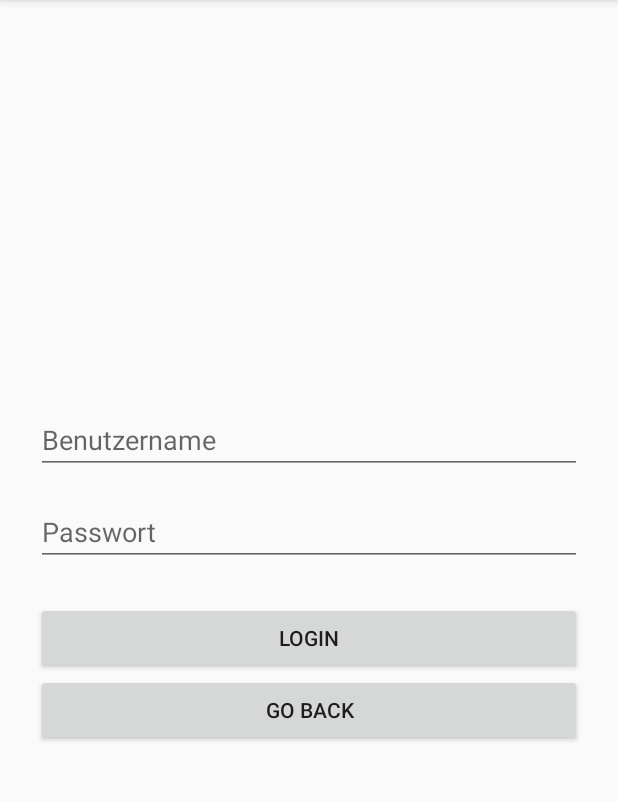
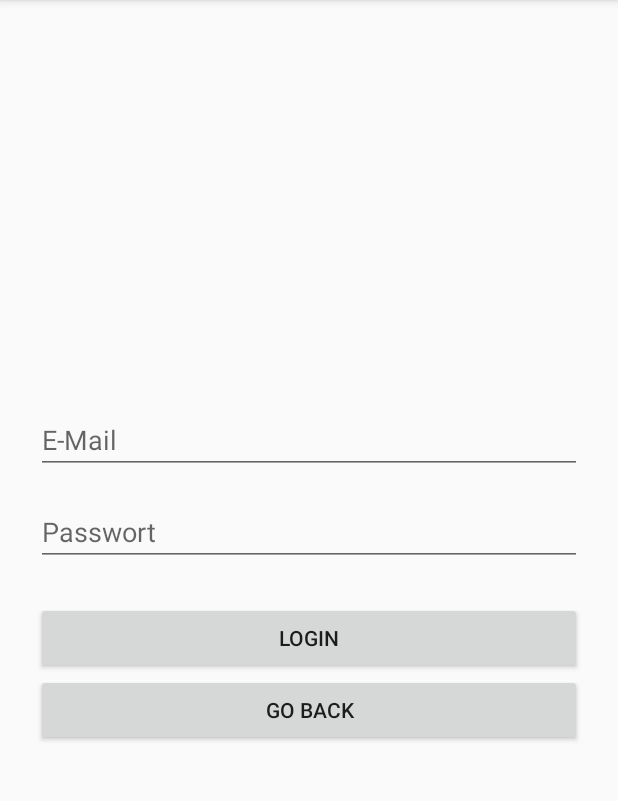
Before and after one commit to JanBusson/Greend-for-Android, an Android app built with Jetpack Compose: the fragment LoginFragment placed in its activity, after a tap on "LOGIN", on a phone screen of 412 x 824 dp, the part 84-885 px from its top. Run offline under Robolectric (Android 15) with nearby library versions, the phone set to English and light mode, and no system bars; our stand-ins replace Firebase (no records; nobody signed in at launch, a user with empty details on screens opened directly).

Commit message:
Login funktioniert jetzt

```diff
--- a/app/src/main/java/com/example/greendr/LoginFragment.java
+++ b/app/src/main/java/com/example/greendr/LoginFragment.java
@@ -13,7 +13,14 @@ import androidx.annotation.NonNull;
 import androidx.annotation.Nullable;
 import androidx.fragment.app.Fragment;
 
+import com.google.firebase.auth.FirebaseAuth;
+
+/*##################################################
+Ermöglich User Login mit Kontrolle in der Datenbank.
+##################################################*/
 public class LoginFragment extends Fragment {
+
+    //Firebase Authentication für die Verwaltung
 
     public LoginFragment() {}
 
@@ -23,30 +30,38 @@ public class LoginFragment extends Fragment {
                              @Nullable Bundle savedInstanceState) {
         View view = inflater.inflate(R.layout.fragment_login, container, false);
 
-        EditText inputName = view.findViewById(R.id.input_name);
+        EditText inputEmail = view.findViewById(R.id.input_email);
         EditText inputPassword = view.findViewById(R.id.input_password);
         Button loginButton = view.findViewById(R.id.button_login);
         Button gobackButton = view.findViewById(R.id.button_back);
 
+        //Instanz der Firebase Authentifizierung
+        FirebaseAuth mAuth = FirebaseAuth.getInstance();
+
+        //auslesen der Eingabefelder
         loginButton.setOnClickListener(v -> {
-            String name = inputName.getText().toString().trim();
+            String mail = inputEmail.getText().toString().trim();
             String password = inputPassword.getText().toString().trim();
 
             //Check ob ausgefüllt
-            if (TextUtils.isEmpty(name) || TextUtils.isEmpty(password)) {
+            if (TextUtils.isEmpty(mail) || TextUtils.isEmpty(password)) {
                 Toast.makeText(getContext(), "Bitte alle Felder ausfüllen!", Toast.LENGTH_SHORT).show();
                 return;
             }
 
-            // Hier kannst du später echte Prüfung hinzufügen
-            if (checkLogin(name, password)) {
+            // Firebase-Login
+            mAuth.signInWithEmailAndPassword(mail, password)
+                    //Complete Listener gibt eine Rückmeldung ob das Login erfolgreich war
+                    .addOnCompleteListener(task -> {
+                        if (task.isSuccessful()) {
                             Toast.makeText(getContext(), "Login erfolgreich!", Toast.LENGTH_SHORT).show();
                             if (getActivity() instanceof MainActivity) {
                                 ((MainActivity) getActivity()).openFragment(new WelcomeFragment());
                             }
                         } else {
-                Toast.makeText(getContext(), "Login fehlgeschlagen!", Toast.LENGTH_SHORT).show();
+                            Toast.makeText(getContext(), "Login fehlgeschlagen: " + task.getException().getMessage(), Toast.LENGTH_LONG).show();
                         }
+                    });
         });
 
         gobackButton.setOnClickListener(v -> {
@@ -56,8 +71,4 @@ public class LoginFragment extends Fragment {
         return view;
     }
 
-    // Dummy-Login-Check
-    private boolean checkLogin(String name, String password) {
-        return name.equals("admin") && password.equals("1234");
 }
-}
--- a/app/src/main/java/com/example/greendr/MainActivity.java
+++ b/app/src/main/java/com/example/greendr/MainActivity.java
@@ -23,7 +23,7 @@ public class MainActivity extends AppCompatActivity {
         }
     }
 
-    //Diese Methode hilft beim Knopfdruck auf einen anderen Bereich zu wechseln
+    //Diese Methode hilft beim Knopfdruck auf einen anderes Fragment zu wechseln
     public void openFragment(Fragment fragment) {
         getSupportFragmentManager()
                 .beginTransaction()
--- a/app/src/main/java/com/example/greendr/StartFragment.java
+++ b/app/src/main/java/com/example/greendr/StartFragment.java
@@ -28,6 +28,8 @@ public class StartFragment extends Fragment {
         Button registerBtn = view.findViewById(R.id.button_register);
         Button helpBtn = view.findViewById(R.id.button_help);
 
+        //Lambda Schreibweise, Der Parameter v ist durch OnClickListener gegeben
+        //durch die Verwendung von Lambda muss onClick nicht ausgeschrieben werden
         openSecondBtn.setOnClickListener(v -> {
             if (getActivity() instanceof MainActivity) {
                 ((MainActivity) getActivity()).openFragment(new LoginFragment());
--- a/app/src/main/res/layout/fragment_login.xml
+++ b/app/src/main/res/layout/fragment_login.xml
@@ -6,12 +6,12 @@
     android:gravity="center">
 
     <EditText
-        android:id="@+id/input_name"
+        android:id="@+id/input_email"
         android:layout_width="match_parent"
         android:layout_height="wrap_content"
-        android:autofillHints="username"
-        android:hint="@string/promt_username"
-        android:inputType="textPersonName"
+        android:autofillHints="emailAddress"
+        android:hint="@string/promt_email"
+        android:inputType="textEmailAddress"
         android:layout_marginBottom="16dp" />
 
     <EditText
--- a/app/src/main/res/values/strings.xml
+++ b/app/src/main/res/values/strings.xml
@@ -6,7 +6,7 @@
     <string name="button_logout">Logout</string>
     <string name="button_register">Registrieren</string>
     <string name="button_passwordRecovery">Passwort vergessen?</string>
-    <string name="promt_username">Benutzername</string>
+    <string name="promt_email">E-Mail</string>
     <string name="promt_password">Passwort</string>
     <string name="button_back">Go Back</string>
     <string name="button_findMatch">Match finden</string>
```
Also changed, not shown: app/src/main/java/com/example/greendr/UserProfile.java (deleted, +0 -16 lines). Lines whose indentation alone changed are shown as unchanged.
